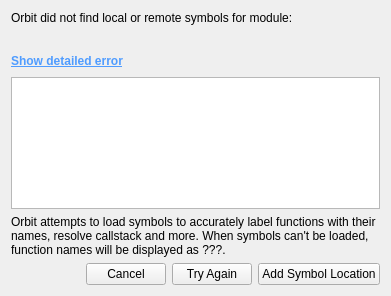
Old version of the form src/ConfigWidgets/SymbolErrorDialog.ui in the repository google/orbit.
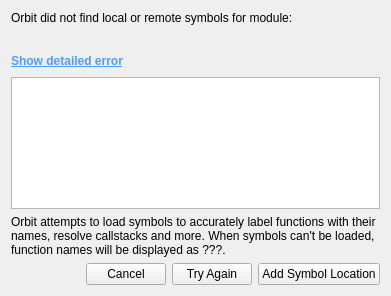
New version of the form.

Commit message:
Misc minor tweaks to code somewhat related to symbol loading
This is just a heap of very minor tweaks (linter warnings, unused code, ...)
that I collected in a single commit while looking at and trying to understand
code related to symbol loading.

Test: Build.

Patch:
```diff
--- a/src/ConfigWidgets/SymbolErrorDialog.ui
+++ b/src/ConfigWidgets/SymbolErrorDialog.ui
@@ -77,7 +77,7 @@
      <item>
       <widget class="QLabel" name="label_2">
        <property name="text">
-        <string>Orbit attempts to load symbols to accurately label functions with their names, resolve callstack and more. When symbols can't be loaded, function names will be displayed as ???.</string>
+        <string>Orbit attempts to load symbols to accurately label functions with their names, resolve callstacks and more. When symbols can't be loaded, function names will be displayed as ???.</string>
        </property>
        <property name="wordWrap">
         <bool>true</bool>
```
The commit also changes 13 other files.
